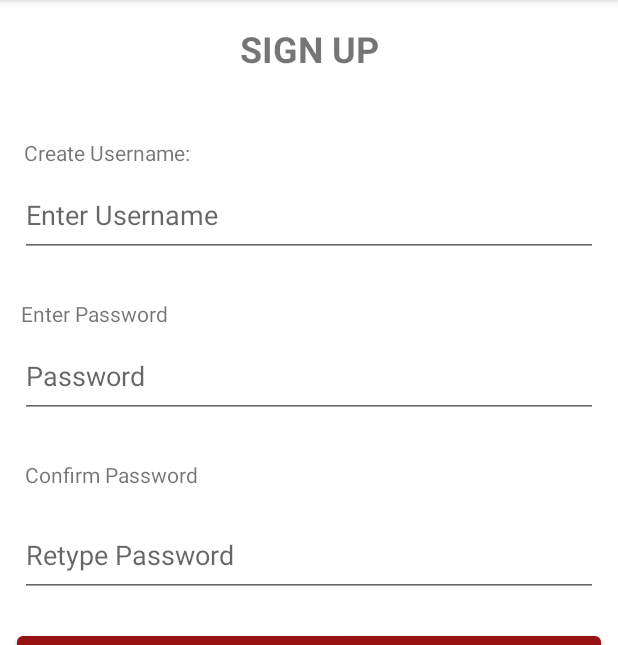
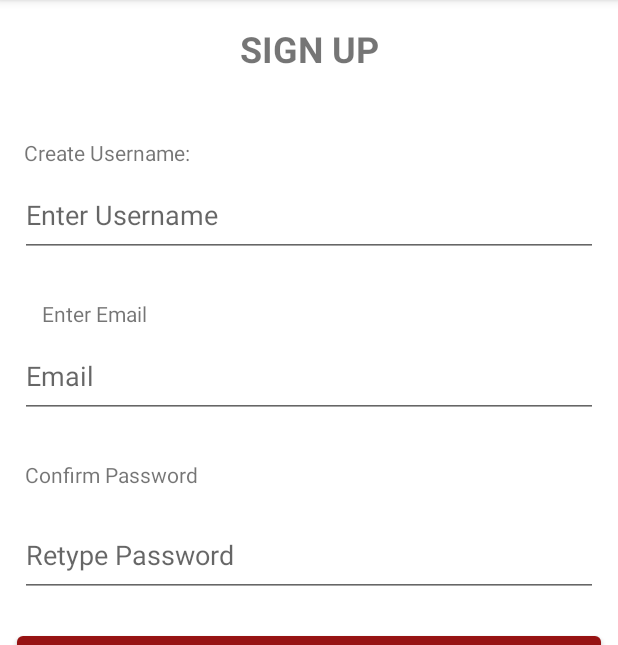
Before and after one commit to sticksung/Tow-Dow, an Android app: the SignupFragment screen opened through its navigation route, on a phone screen of 412 x 824 dp, the part 84-729 px from its top. Run offline under Robolectric (Android 15) with nearby library versions, the phone set to English and light mode, and no system bars; our stand-ins replace Firebase (no records; nobody signed in at launch, a user with empty details on screens opened directly), navigation-ui.

Commit message:
Authentication with Firebase using Email/Password -Work in Progress

```diff
--- a/app/build.gradle
+++ b/app/build.gradle
@@ -1,6 +1,7 @@
 plugins {
     id 'com.android.application'
     id 'kotlin-android'
+    id 'com.google.gms.google-services'
 }
 
 android {
@@ -44,6 +45,8 @@
     implementation 'androidx.navigation:navigation-fragment-ktx:2.3.5'
     implementation 'androidx.navigation:navigation-ui-ktx:2.3.5'
     implementation 'androidx.legacy:legacy-support-v4:1.0.0'
+    implementation 'com.google.firebase:firebase-auth-ktx:21.0.1'
+    implementation 'com.google.firebase:firebase-auth:21.0.1'
     testImplementation 'junit:junit:4.+'
     androidTestImplementation 'androidx.test.ext:junit:1.1.3'
     androidTestImplementation 'androidx.test.espresso:espresso-core:3.4.0'
--- a/app/src/main/java/com/example/towdow/LoginFragment.kt
+++ b/app/src/main/java/com/example/towdow/LoginFragment.kt
@@ -8,11 +8,16 @@
 import androidx.navigation.findNavController
 import com.example.towdow.databinding.LoginFragmentBinding
 import com.google.android.material.bottomnavigation.BottomNavigationView
+import com.google.firebase.auth.FirebaseAuth
+import com.google.firebase.auth.FirebaseUser
+import com.google.firebase.auth.ktx.auth
+import com.google.firebase.ktx.Firebase
 
 
 class LoginFragment : Fragment() {
     private var _binding: LoginFragmentBinding? =null
     private val binding get() =_binding!!
+    private lateinit var auth: FirebaseAuth
 
     override fun onCreateView(
         inflater: LayoutInflater, container: ViewGroup?,
@@ -32,8 +37,20 @@
         binding.signupButton.setOnClickListener{
             view?.findNavController()?.navigate(R.id.action_loginFragment_to_signupFragment)
         }
+        auth = Firebase.auth
+
         return v
     }
 
+    public override fun onStart() {
+        super.onStart()
+        // Check if user is signed in (non-null) and update UI accordingly.
+        val currentUser = auth.currentUser
+        updateUI(currentUser)
+    }
+
+    private fun updateUI(currentUser: FirebaseUser?) {
+
+    }
 
 }
--- a/app/src/main/java/com/example/towdow/SearchFragment.kt
+++ b/app/src/main/java/com/example/towdow/SearchFragment.kt
@@ -103,7 +103,7 @@
                 //  bundle.putDouble("long", locations[position].long)
                 // Log.d("T05", "In home fragment Lat: ${locations[position].lat} Long: ${locations[position].lat}")
 
-                view?.findNavController()?.navigate(R.id.action_searchFragment_to_categoryHomeFragment, bundle)
+                view?.findNavController()?.navigate(R.id.action_searchFragment_to_forumHomeFragment, bundle)
 
             }
 
--- a/app/src/main/res/layout/signup_fragment.xml
+++ b/app/src/main/res/layout/signup_fragment.xml
@@ -56,36 +56,35 @@
             app:layout_constraintTop_toBottomOf="@+id/create_username_text" />
 
         <TextView
-            android:id="@+id/create_password_text"
+            android:id="@+id/create_email_text"
             android:layout_width="wrap_content"
             android:layout_height="wrap_content"
             android:layout_marginStart="13dp"
             android:layout_marginTop="28dp"
             android:layout_marginEnd="299dp"
-            android:text="@string/enter_password"
+            android:text="@string/enter_email"
             app:layout_constraintEnd_toEndOf="parent"
             app:layout_constraintStart_toStartOf="parent"
             app:layout_constraintTop_toBottomOf="@+id/create_username_enter" />
 
         <EditText
-            android:id="@+id/create_password_enter"
+            android:id="@+id/create_email_enter"
             android:layout_width="385dp"
             android:layout_height="56dp"
             android:layout_marginStart="13dp"
             android:layout_marginTop="4dp"
             android:layout_marginEnd="13dp"
             android:ems="10"
-            android:hint="Password"
-            android:inputType="textPassword"
+            android:hint="@string/email"
             android:minHeight="48dp"
             app:layout_constraintEnd_toEndOf="parent"
             app:layout_constraintHorizontal_bias="0.0"
             app:layout_constraintStart_toStartOf="parent"
-            app:layout_constraintTop_toBottomOf="@+id/create_password_text"
+            app:layout_constraintTop_toBottomOf="@+id/create_email_text"
             tools:ignore="SpeakableTextPresentCheck" />
 
         <TextView
-            android:id="@+id/confirm_password_text"
+            android:id="@+id/create_password_text"
             android:layout_width="128dp"
             android:layout_height="31dp"
             android:layout_marginStart="16dp"
@@ -94,10 +93,10 @@
             android:text="@string/confirm_password"
             app:layout_constraintEnd_toEndOf="parent"
             app:layout_constraintStart_toStartOf="parent"
-            app:layout_constraintTop_toBottomOf="@+id/create_password_enter" />
+            app:layout_constraintTop_toBottomOf="@+id/create_email_enter" />
 
         <EditText
-            android:id="@+id/confirm_password_enter"
+            android:id="@+id/create_password_enter"
             android:layout_width="385dp"
             android:layout_height="56dp"
             android:layout_marginStart="13dp"
@@ -110,7 +109,7 @@
             app:layout_constraintEnd_toEndOf="parent"
             app:layout_constraintHorizontal_bias="0.0"
             app:layout_constraintStart_toStartOf="parent"
-            app:layout_constraintTop_toBottomOf="@+id/confirm_password_text"
+            app:layout_constraintTop_toBottomOf="@+id/create_password_text"
             tools:ignore="SpeakableTextPresentCheck" />
 
         <Button
@@ -123,7 +122,7 @@
             android:text="@string/submit"
             app:layout_constraintEnd_toEndOf="parent"
             app:layout_constraintStart_toStartOf="parent"
-            app:layout_constraintTop_toBottomOf="@+id/confirm_password_enter" />
+            app:layout_constraintTop_toBottomOf="@+id/create_password_enter" />
     </androidx.constraintlayout.widget.ConstraintLayout>
 
 </FrameLayout>
--- a/app/src/main/res/values/strings.xml
+++ b/app/src/main/res/values/strings.xml
@@ -29,4 +29,6 @@
     <string name="enter_forum_name">Enter forum name</string>
     <string name="enter_a_description">Enter a description</string>
     <string name="create_forum">Create Forum</string>
+    <string name="enter_email">Enter Email</string>
+    <string name="email">Email</string>
 </resources>
--- a/build.gradle
+++ b/build.gradle
@@ -7,6 +7,7 @@
     dependencies {
         classpath "com.android.tools.build:gradle:7.0.2"
         classpath "org.jetbrains.kotlin:kotlin-gradle-plugin:1.5.31"
+        classpath 'com.google.gms:google-services:4.3.10'
 
         // NOTE: Do not place your application dependencies here; they belong
         // in the individual module build.gradle files
```
Also changed, not shown: app/src/main/java/com/example/towdow/SignupFragment.kt (+51 -1 lines).
